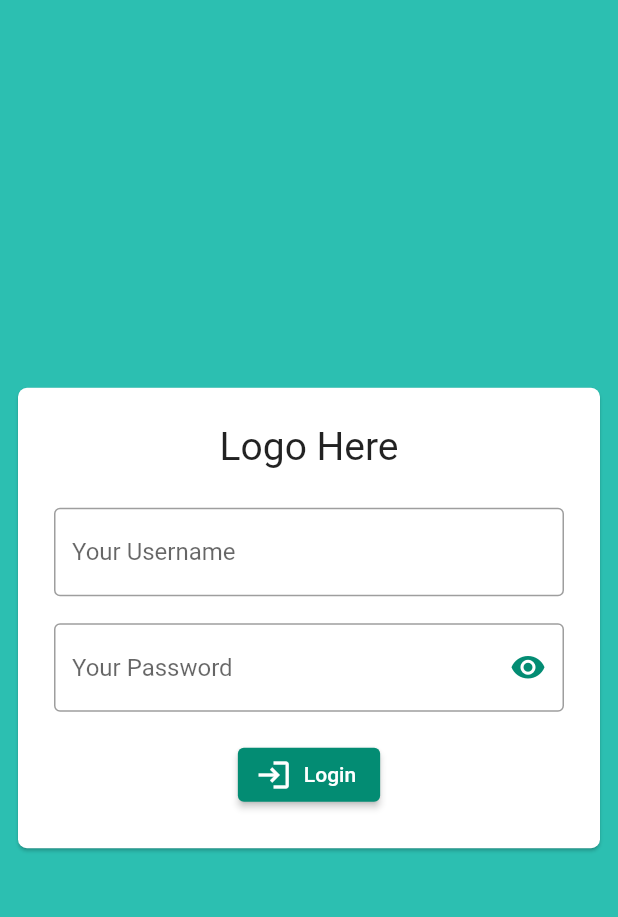
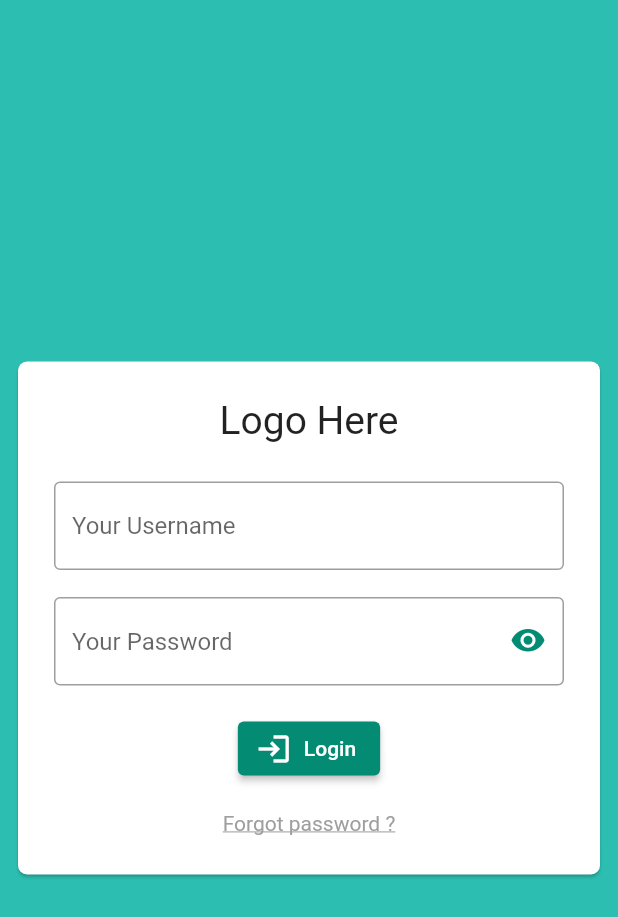
Before and after one commit to vishnu-prasad007/sample_e_commerce_flutter, a Flutter app: the screen it shows after launch, on a phone screen of 412 x 824 dp. Shown: the top 917 px of the screen. Run offline on Flutter 3.47's test engine with Material 2 defaults, Android fonts, the phone set to English and light mode, and no system bars.

Commit message:
login screen forgot password

```diff
--- a/lib/screens/login_screen.dart
+++ b/lib/screens/login_screen.dart
@@ -9,7 +9,7 @@ class LoginScreen extends StatelessWidget {
         body: Center(
           child: Container(
             padding: EdgeInsets.only(left: 8.0, right: 8.0),
-            height: 315,
+            height: 350,
             child: Card(
               shape: RoundedRectangleBorder(
                   borderRadius: BorderRadius.circular(6.0)),
@@ -56,7 +56,11 @@ class LoginScreen extends StatelessWidget {
                         backgroundColor: MaterialStateProperty.all<Color>(
                             BrandColors.tailColorDark),
                       ),
-                    )
+                    ),
+                     SizedBox(
+                      height: 18.0,
+                    ),
+                    Text('Forgot password ?',style: TextStyle(color: Colors.grey,decoration: TextDecoration.underline),)
                   ],
                 ),
               ),
```
